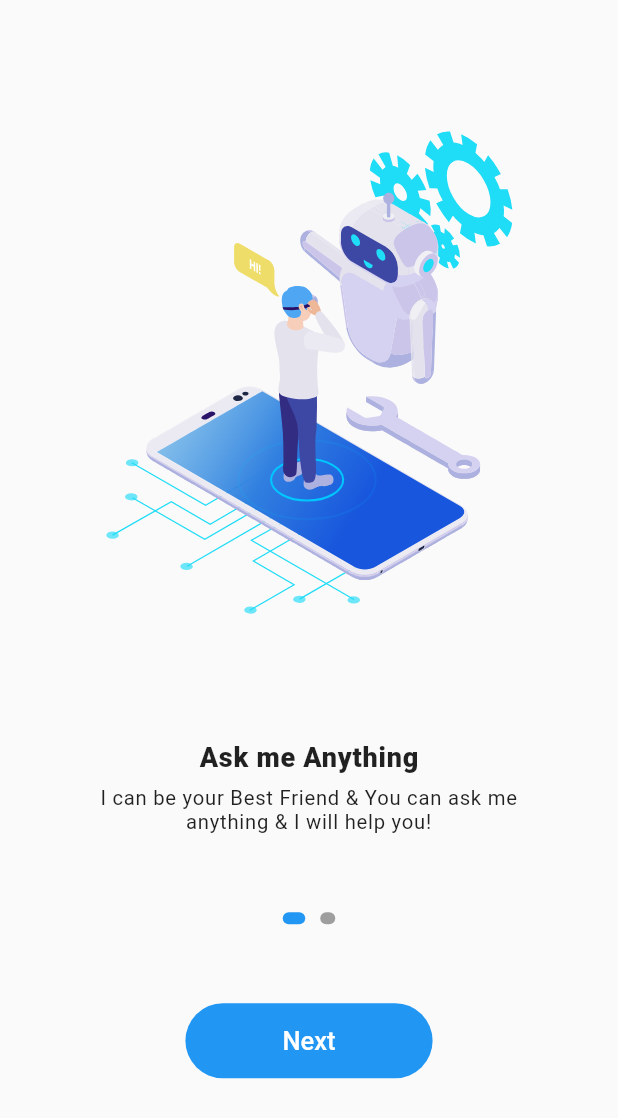
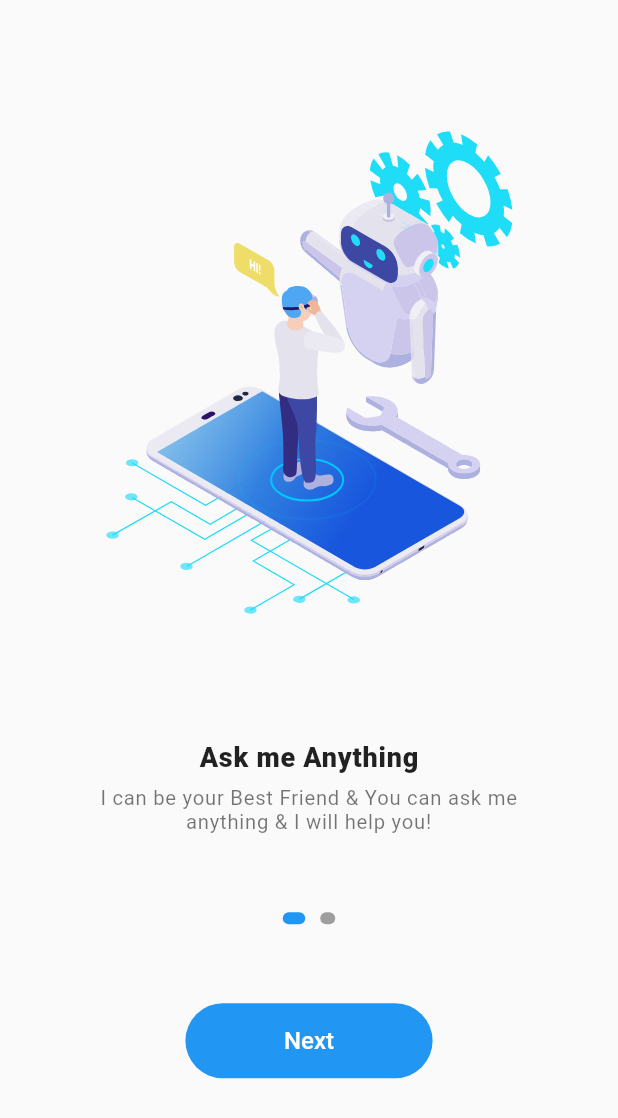
Before and after one commit to Pratham-Makwana/VisionAiBot, a Flutter app: the OnboardingScreen screen opened directly, on a phone screen of 412 x 824 dp. Shown: the top 1118 px of the screen. Run offline on Flutter 3.47's test engine with Material 3 defaults, Android fonts, the phone set to English and light mode, and no system bars; our stand-ins replace animated_text_kit, cached_network_image, flutter_animate, get, google_generative_ai, hive and 2 more; missing offline and left inert: dart_openai, gallery_saver_updated, translator_plus; accounts and stored records are empty; statements that could not run were skipped; project files that could hold a hidden picture were left out.

Commit message:
Dart & Light Theme UI

```diff
--- a/lib/screen/home_screen.dart
+++ b/lib/screen/home_screen.dart
@@ -30,7 +30,6 @@ class _HomeScreenState extends State<HomeScreen> {
     //sample api call
     // APIs.getAnswer('hii');
     return Scaffold(
-      backgroundColor: Colors.white,
 
       /// appbar
       appBar: AppBar(
--- a/lib/screen/onboarding_screen.dart
+++ b/lib/screen/onboarding_screen.dart
@@ -1,3 +1,4 @@
+import 'package:ai_assistant/main.dart';
 import 'package:ai_assistant/model/onboard.dart';
 import 'package:ai_assistant/screen/home_screen.dart';
 import 'package:ai_assistant/widget/custom_btn.dart';
@@ -58,7 +59,7 @@ class OnboardingScreen extends StatelessWidget {
                 child: Text(
                   list[index].subtitle,
                   textAlign: TextAlign.center,
-                  style: const TextStyle(fontSize: 13.5, letterSpacing: 0.5),
+                  style:  TextStyle(fontSize: 13.5, letterSpacing: 0.5,color: Theme.of(context).lightTextColor),
                 )),
 
             /// for adding some space
--- a/lib/widget/custom_btn.dart
+++ b/lib/widget/custom_btn.dart
@@ -1,3 +1,4 @@
+import 'package:ai_assistant/main.dart';
 import 'package:flutter/material.dart';
 import '../helper/global.dart';
 
@@ -12,16 +13,14 @@ class CustomBtn extends StatelessWidget {
     return Align(
       child: ElevatedButton(
           style: ElevatedButton.styleFrom(
-              minimumSize: Size(mq.width * .4, 50),
-              backgroundColor: Colors.blue,
               shape: const StadiumBorder(),
-              elevation: 0),
+              elevation: 0,
+              backgroundColor: Theme.of(context).buttonColor,
+              textStyle:
+              const TextStyle(fontSize: 16, fontWeight: FontWeight.w500),
+              minimumSize: Size(mq.width * .4, 50)),
           onPressed: onTap,
-          child: Text(
-            text,
-            style: const TextStyle(
-                color: Colors.white, fontSize: 17, fontWeight: FontWeight.w500),
-          )),
+          child: Text(text)),
     );
   }
 }
--- a/lib/widget/home_card.dart
+++ b/lib/widget/home_card.dart
@@ -14,7 +14,7 @@ class HomeCard extends StatelessWidget {
   Widget build(BuildContext context) {
     Animate.restartOnHotReload = true;
     return Card(
-        color: Colors.blue.withOpacity(.3),
+        color: Colors.blue.withOpacity(.2),
         shape: const RoundedRectangleBorder(
             borderRadius: BorderRadius.all(Radius.circular(20))),
         elevation: 1,
--- a/lib/widget/language_sheet.dart
+++ b/lib/widget/language_sheet.dart
@@ -26,9 +26,9 @@ class _LanguageSheetState extends State<LanguageSheet> {
       height: mq.height * .5,
       padding: EdgeInsets.only(
           top: mq.height * .02, left: mq.width * .04, right: mq.width * .04),
-      decoration: const BoxDecoration(
-          color: Colors.white,
-          borderRadius: BorderRadius.only(
+      decoration:  BoxDecoration(
+          color: Theme.of(context).scaffoldBackgroundColor ,
+          borderRadius: const BorderRadius.only(
               topRight: Radius.circular(15), topLeft: Radius.circular(15))),
       child: Column(
         children: [
```
Also changed, not shown: lib/main.dart (+25 -1 lines), lib/screen/feature/chatbot_feature.dart (+5 -3 lines), lib/widget/message_cart.dart (+5 -7 lines).
